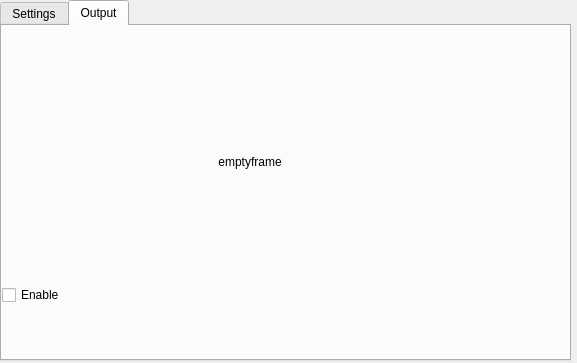
Above: Hanse/Behaviour_PipeFollowing/pipefollowingform.ui from iti-luebeck/HANSE2011 before the change. Below: the same form after it.
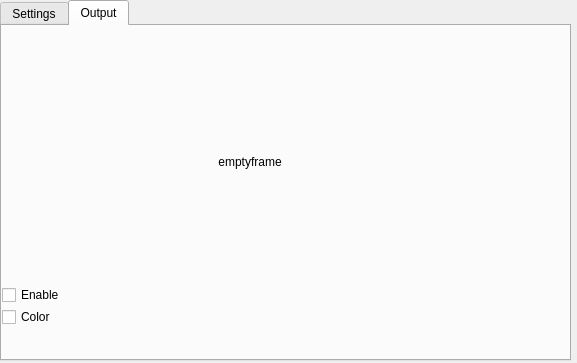
That is the form after the change. The open tabs and pages were chosen to show the change.

What changed in the file:
```diff
--- a/Hanse/Behaviour_PipeFollowing/pipefollowingform.ui
+++ b/Hanse/Behaviour_PipeFollowing/pipefollowingform.ui
@@ -508,6 +508,19 @@
       <string>Enable</string>
      </property>
     </widget>
+    <widget class="QCheckBox" name="frameColorCB">
+     <property name="geometry">
+      <rect>
+       <x>0</x>
+       <y>280</y>
+       <width>98</width>
+       <height>22</height>
+      </rect>
+     </property>
+     <property name="text">
+      <string>Color</string>
+     </property>
+    </widget>
    </widget>
   </widget>
  </widget>
```
Left out of the diff: 2 changed lines with no effect on the pictures.
